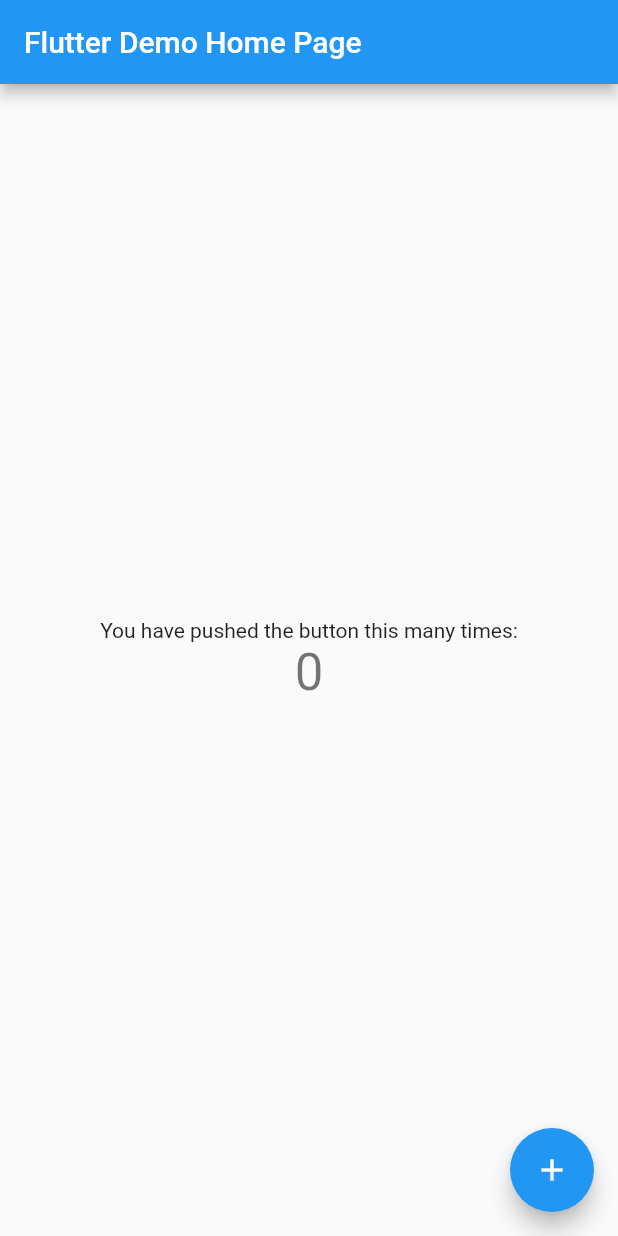
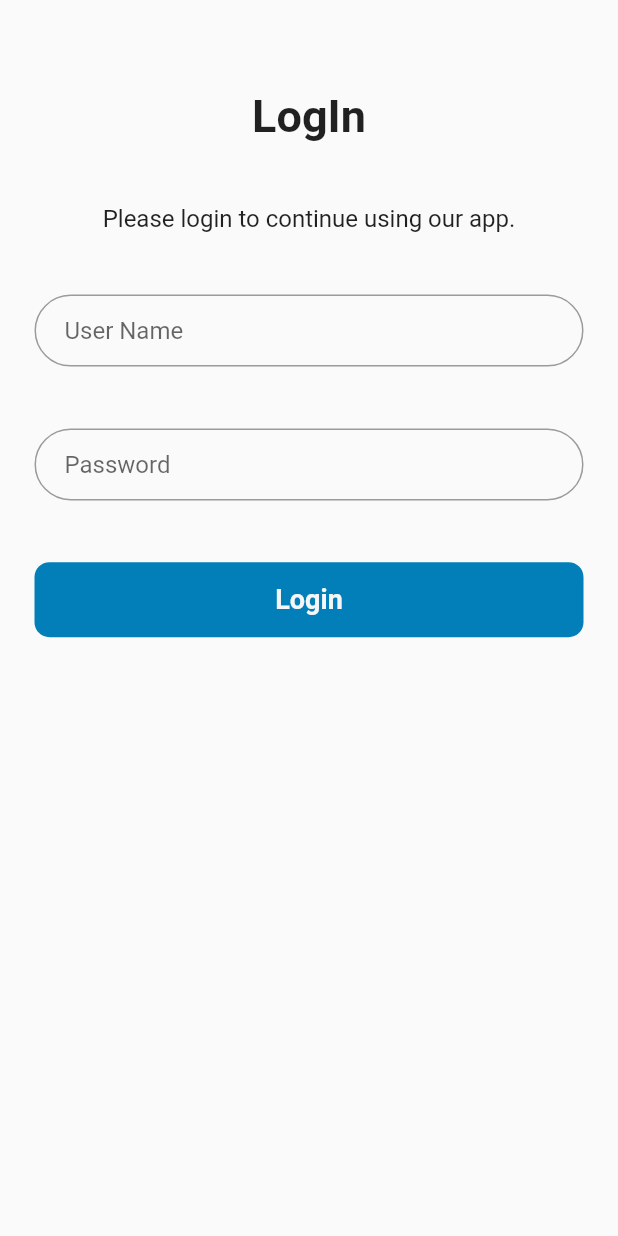
Before and after one commit to Adiikust/Mobile_Api, a Flutter app: the screen it shows after launch, on a phone screen of 412 x 824 dp. Run offline on Flutter 3.47's test engine with Material 2 defaults, Android fonts, the phone set to English and light mode, and no system bars; missing offline and left inert: flutter_barcode_scanner.

Commit message:
Second commit

```diff
--- /dev/null
+++ b/lib/Controller/Color/color_Screen.dart
@@ -0,0 +1,11 @@
+
+
+
+
+import '../Export/export_screen.dart';
+
+class AppColors {
+
+  static const kButton =Color(0xff027fb8);
+  static const kWhite =Color(0xfff6f6f8);
+}
--- /dev/null
+++ b/lib/Controller/Export/export_screen.dart
@@ -0,0 +1,12 @@
+export  'package:flutter/material.dart';
+
+//views
+export  'package:mobile_api/Views/Auth/login_screen.dart';
+export  'package:mobile_api/Controller/Color/color_Screen.dart';
+export  'package:mobile_api/Views/Delivery/delivery_Screen.dart';
+
+
+//models
+
+
+//Controller
--- /dev/null
+++ b/lib/Views/Auth/login_screen.dart
@@ -0,0 +1,82 @@
+
+import 'package:mobile_api/Controller/Export/export_screen.dart';
+
+
+class LoginScreen extends StatefulWidget {
+  const LoginScreen({Key? key}) : super(key: key);
+
+  @override
+  State<LoginScreen> createState() => _LoginScreenState();
+}
+TextEditingController _userNameController = TextEditingController();
+TextEditingController _passwordController = TextEditingController();
+
+class _LoginScreenState extends State<LoginScreen> {
+  @override
+  Widget build(BuildContext context) {
+    final data = MediaQuery.of(context);
+    return Scaffold(
+      body: SingleChildScrollView(
+        child: SafeArea(child:
+        Padding(
+          padding: const EdgeInsets.symmetric(horizontal: 23,vertical: 60),
+          child: Column(
+            //mainAxisAlignment: MainAxisAlignment.center,
+            crossAxisAlignment: CrossAxisAlignment.center,
+            children:   [
+            const Text("LogIn",style: TextStyle(fontSize: 30,fontWeight:FontWeight.bold),),
+            SizedBox(height: data.size.height * 0.05,),
+            const Text("Please login to continue using our app.",style: TextStyle(fontSize: 16),),
+            SizedBox(height: data.size.height * 0.05,),
+            TextFormField(
+              controller: _userNameController,
+              textInputAction: TextInputAction.next,
+              decoration: InputDecoration(
+                contentPadding: const EdgeInsets.symmetric(horizontal: 20),
+                border: OutlineInputBorder(
+                  borderRadius: BorderRadius.circular(50.0),
+                ),
+                hintText: "User Name",
+                ),
+              ),
+            SizedBox(height: data.size.height * 0.05,),
+            TextFormField(
+              controller: _passwordController,
+              textInputAction: TextInputAction.next,
+              decoration: InputDecoration(
+                contentPadding: const EdgeInsets.symmetric(horizontal: 20),
+                border: OutlineInputBorder(
+                  borderRadius: BorderRadius.circular(50.0),
+                ),
+                hintText: "Password",
+              ),
+            ),
+            SizedBox(height: data.size.height * 0.05,),
+            GestureDetector(
+              onTap: (){
+                Navigator.push(context, MaterialPageRoute(builder: (context) => const DeliveryScreen()));
+              },
+              child: Container(
+                height: 50,
+                decoration: BoxDecoration(
+                    color: AppColors.kButton,
+                    borderRadius:BorderRadius.circular(10)
+                ),
+                child: const Center(
+                  child: Text('Login',
+                    style: TextStyle(
+                        color: AppColors.kWhite,
+                        fontSize: 18,
+                        fontWeight: FontWeight.bold),
+                  ),
+                ),
+              ),
+            ),
+          ],
+          ),
+        ),
+        ),
+      ),
+    );
+  }
+}
--- a/lib/main.dart
+++ b/lib/main.dart
@@ -1,4 +1,6 @@
-import 'package:flutter/material.dart';
+
+
+import 'package:mobile_api/Controller/Export/export_screen.dart';
 
 void main() {
   runApp(const MyApp());
@@ -11,105 +13,13 @@ class MyApp extends StatelessWidget {
   @override
   Widget build(BuildContext context) {
     return MaterialApp(
-      title: 'Flutter Demo',
+      title: 'Mobile Api',
       theme: ThemeData(
-        // This is the theme of your application.
-        //
-        // Try running your application with "flutter run". You'll see the
-        // application has a blue toolbar. Then, without quitting the app, try
-        // changing the primarySwatch below to Colors.green and then invoke
-        // "hot reload" (press "r" in the console where you ran "flutter run",
-        // or simply save your changes to "hot reload" in a Flutter IDE).
-        // Notice that the counter didn't reset back to zero; the application
-        // is not restarted.
+
         primarySwatch: Colors.blue,
       ),
-      home: const MyHomePage(title: 'Flutter Demo Home Page'),
+      debugShowCheckedModeBanner: false,
+      home: const LoginScreen(),
     );
   }
 }
-
-class MyHomePage extends StatefulWidget {
-  const MyHomePage({Key? key, required this.title}) : super(key: key);
-
-  // This widget is the home page of your application. It is stateful, meaning
-  // that it has a State object (defined below) that contains fields that affect
-  // how it looks.
-
-  // This class is the configuration for the state. It holds the values (in this
-  // case the title) provided by the parent (in this case the App widget) and
-  // used by the build method of the State. Fields in a Widget subclass are
-  // always marked "final".
-
-  final String title;
-
-  @override
-  State<MyHomePage> createState() => _MyHomePageState();
-}
-
-class _MyHomePageState extends State<MyHomePage> {
-  int _counter = 0;
-
-  void _incrementCounter() {
-    setState(() {
-      // This call to setState tells the Flutter framework that something has
-      // changed in this State, which causes it to rerun the build method below
-      // so that the display can reflect the updated values. If we changed
-      // _counter without calling setState(), then the build method would not be
-      // called again, and so nothing would appear to happen.
-      _counter++;
-    });
-  }
-
-  @override
-  Widget build(BuildContext context) {
-    // This method is rerun every time setState is called, for instance as done
-    // by the _incrementCounter method above.
-    //
-    // The Flutter framework has been optimized to make rerunning build methods
-    // fast, so that you can just rebuild anything that needs updating rather
-    // than having to individually change instances of widgets.
-    return Scaffold(
-      appBar: AppBar(
-        // Here we take the value from the MyHomePage object that was created by
-        // the App.build method, and use it to set our appbar title.
-        title: Text(widget.title),
-      ),
-      body: Center(
-        // Center is a layout widget. It takes a single child and positions it
-        // in the middle of the parent.
-        child: Column(
-          // Column is also a layout widget. It takes a list of children and
-          // arranges them vertically. By default, it sizes itself to fit its
-          // children horizontally, and tries to be as tall as its parent.
-          //
-          // Invoke "debug painting" (press "p" in the console, choose the
-          // "Toggle Debug Paint" action from the Flutter Inspector in Android
-          // Studio, or the "Toggle Debug Paint" command in Visual Studio Code)
-          // to see the wireframe for each widget.
-          //
-          // Column has various properties to control how it sizes itself and
-          // how it positions its children. Here we use mainAxisAlignment to
-          // center the children vertically; the main axis here is the vertical
-          // axis because Columns are vertical (the cross axis would be
-          // horizontal).
-          mainAxisAlignment: MainAxisAlignment.center,
-          children: <Widget>[
-            const Text(
-              'You have pushed the button this many times:',
-            ),
-            Text(
-              '$_counter',
-              style: Theme.of(context).textTheme.headline4,
-            ),
-          ],
-        ),
-      ),
-      floatingActionButton: FloatingActionButton(
-        onPressed: _incrementCounter,
-        tooltip: 'Increment',
-        child: const Icon(Icons.add),
-      ), // This trailing comma makes auto-formatting nicer for build methods.
-    );
-  }
-}
--- a/pubspec.yaml
+++ b/pubspec.yaml
@@ -34,6 +34,7 @@ dependencies:
   # The following adds the Cupertino Icons font to your application.
   # Use with the CupertinoIcons class for iOS style icons.
   cupertino_icons: ^1.0.2
+  flutter_barcode_scanner: ^2.0.0
 
 dev_dependencies:
   flutter_test:
```
Also changed, not shown: lib/Views/Delivery/delivery_Screen.dart (added, +104 -0 lines), pubspec.lock.
